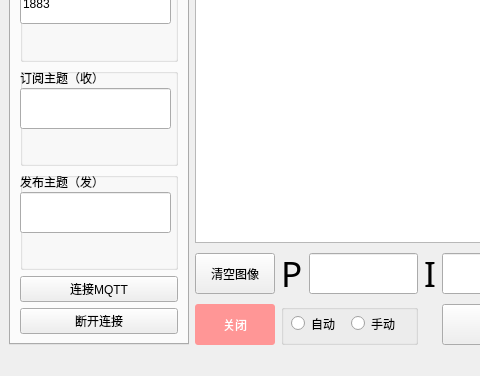
First picture: the form in Ocontroller/mainwindow.ui, repository ImageBlue/PID_exp_platform, before the edit; both pictures show x 0 to 480 and y 185 to 561 of the 848 by 561 pixel window.
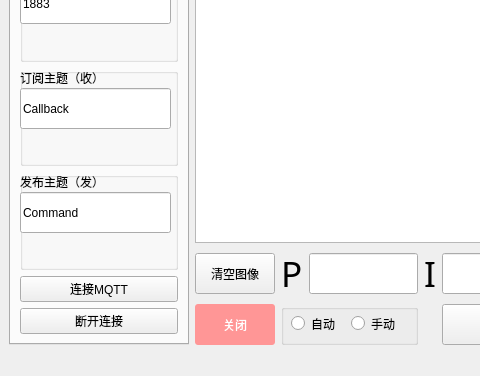
Second picture: the form after the edit. The open tabs and pages were chosen to show the change. Custom widgets are drawn as their Qt base class.

Patch:
```diff
--- a/Ocontroller/mainwindow.ui
+++ b/Ocontroller/mainwindow.ui
@@ -567,6 +567,9 @@
              <height>41</height>
             </rect>
            </property>
+           <property name="text">
+            <string>Callback</string>
+           </property>
           </widget>
          </widget>
         </item>
@@ -597,6 +600,9 @@
              <height>41</height>
             </rect>
            </property>
+           <property name="text">
+            <string>Command</string>
+           </property>
           </widget>
          </widget>
         </item>
```
